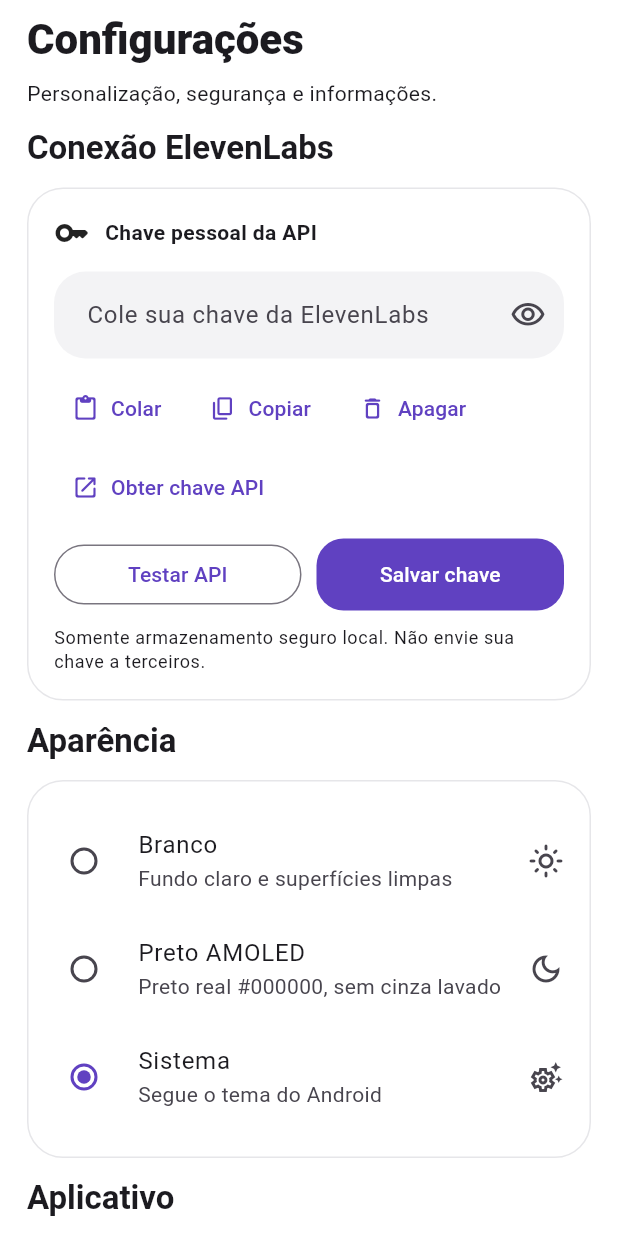
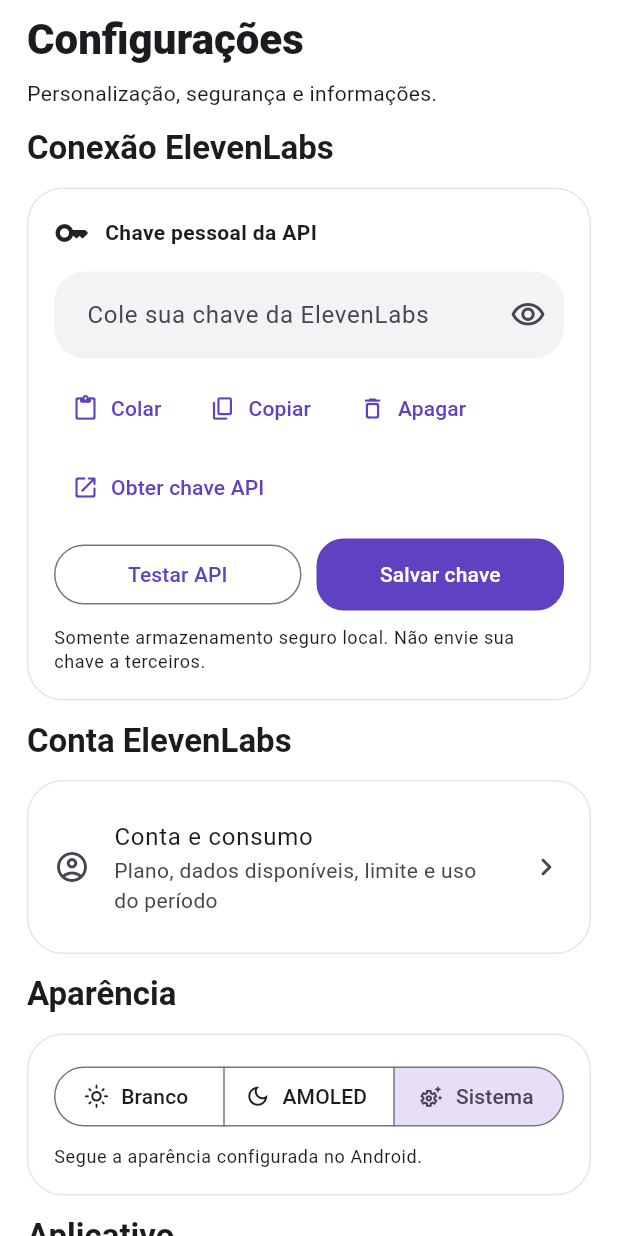
Before and after one commit to drilemoz/UaiVozes, a Flutter app: the SettingsPage widget shown alone on an empty page, opened directly with empty values, on a phone screen of 412 x 824 dp. Run offline on Flutter 3.47's test engine with Material 3 defaults, Android fonts, the phone set to English and light mode, and no system bars; our stand-ins replace flutter_secure_storage, just_audio, share_plus, shared_preferences; accounts and stored records are empty.

Commit message:
Atualização • Uai, Vozes v0.1.0-alpha.4 • GitHub Manager • 16/10/2026 12:34:30

```diff
--- a/app_identity.json
+++ b/app_identity.json
@@ -3,7 +3,7 @@
   "platform": "android",
   "framework": "flutter",
   "packageName": "com.drilemoz.uaivozes",
-  "versionName": "0.1.0-alpha.3",
-  "versionCode": 3,
-  "apkFileName": "Uai-Vozes-v0.03.apk"
+  "versionName": "0.1.0-alpha.4",
+  "versionCode": 4,
+  "apkFileName": "Uai-Vozes-v0.04.apk"
 }
--- a/lib/src/eleven_api.dart
+++ b/lib/src/eleven_api.dart
@@ -28,10 +28,83 @@
 }
 
 class Subscription {
-  const Subscription({required this.tier, this.used, this.limit});
+  const Subscription({
+    required this.tier,
+    this.used,
+    this.limit,
+    this.status = '',
+    this.voiceSlotsUsed,
+    this.voiceLimit,
+    this.resetAt,
+    this.billingPeriod = '',
+    this.overageAmount,
+    this.overageCurrency,
+  });
+
   final String tier;
+  /// Contagem reportada pela API (caracteres/unidades de uso), não uma
+  /// estimativa de créditos faturados para qualquer modelo.
   final int? used;
   final int? limit;
+  final String status;
+  final int? voiceSlotsUsed;
+  final int? voiceLimit;
+  final DateTime? resetAt;
+  final String billingPeriod;
+  final String? overageAmount;
+  final String? overageCurrency;
+
+  int? get remaining => used == null || limit == null
+      ? null : (limit! - used!).clamp(0, limit!).toInt();
+  double? get usageRatio => used == null || limit == null || limit! <= 0
+      ? null : (used! / limit!).clamp(0.0, 1.0).toDouble();
+
+  factory Subscription.fromJson(Map<String, dynamic> json) {
+    final reset = json['next_character_count_reset_unix'];
+    final overage = json['current_overage'];
+    final overageData = overage is Map ? overage : const {};
+    return Subscription(
+      tier: '${json['tier'] ?? 'desconhecido'}',
+      used: (json['character_count'] as num?)?.toInt(),
+      limit: (json['character_limit'] as num?)?.toInt(),
+      status: '${json['status'] ?? ''}',
+      voiceSlotsUsed: (json['voice_slots_used'] as num?)?.toInt(),
+      voiceLimit: (json['voice_limit'] as num?)?.toInt(),
+      resetAt: reset is num && reset > 0
+          ? DateTime.fromMillisecondsSinceEpoch(reset.toInt() * 1000, isUtc: true).toLocal()
+          : null,
+      billingPeriod: '${json['billing_period'] ?? ''}',
+      overageAmount: overageData['amount']?.toString(),
+      overageCurrency: overageData['currency']?.toString(),
+    );
+  }
+}
+
+class ElevenAccount {
+  const ElevenAccount({
+    this.firstName = '',
+    this.userId = '',
+    this.workspaceId = '',
+    this.seatType = '',
+    this.subscription,
+  });
+  final String firstName;
+  final String userId;
+  final String workspaceId;
+  final String seatType;
+  final Subscription? subscription;
+
+  factory ElevenAccount.fromJson(Map<String, dynamic> json) {
+    final nested = json['subscription'];
+    return ElevenAccount(
+      firstName: json['first_name'] is String ? json['first_name'] as String : '',
+      userId: json['user_id'] is String ? json['user_id'] as String : '',
+      workspaceId: json['workspace_id'] is String ? json['workspace_id'] as String : '',
+      seatType: json['seat_type'] is String ? json['seat_type'] as String : '',
+      subscription: nested is Map
+          ? Subscription.fromJson(Map<String, dynamic>.from(nested)) : null,
+    );
+  }
 }
 
 class VoicePage {
@@ -110,12 +183,15 @@
 
   Future<Subscription> checkSubscription() async {
     final response = await _get('/v1/user/subscription');
-    final json = jsonDecode(utf8.decode(response.bodyBytes)) as Map<String, dynamic>;
-    return Subscription(
-      tier: '${json['tier'] ?? 'desconhecido'}',
-      used: (json['character_count'] as num?)?.toInt(),
-      limit: (json['character_limit'] as num?)?.toInt(),
-    );
+    final data = jsonDecode(utf8.decode(response.bodyBytes)) as Map<String, dynamic>;
+    return Subscription.fromJson(data);
+  }
+
+  /// Os dados pessoais só ficam disponíveis com escopo User: Read na chave.
+  Future<ElevenAccount> getAccount() async {
+    final response = await _get('/v1/user');
+    final data = jsonDecode(utf8.decode(response.bodyBytes)) as Map<String, dynamic>;
+    return ElevenAccount.fromJson(data);
   }
 
   Future<VoicePage> voices({String? token, String? language}) async {
--- a/lib/src/settings_page.dart
+++ b/lib/src/settings_page.dart
@@ -2,6 +2,7 @@
 import 'package:flutter/services.dart';
 
 import 'app_model.dart';
+import 'account_page.dart';
 import 'eleven_links.dart';
 import 'eleven_api.dart';
 import 'diagnostics.dart';
@@ -197,32 +198,41 @@
           Text('Somente armazenamento seguro local. Não envie sua chave a terceiros.',
               style: theme.textTheme.bodySmall),
         ])),
+        header(context, 'Conta ElevenLabs'),
+        UaiVozesCard(child: ListTile(
+          contentPadding: EdgeInsets.zero,
+          leading: const Icon(Icons.account_circle_outlined),
+          title: const Text('Conta e consumo'),
+          subtitle: const Text('Plano, dados disponíveis, limite e uso do período'),
+          trailing: const Icon(Icons.chevron_right_rounded),
+          onTap: () => Navigator.of(context).push(MaterialPageRoute<void>(
+            builder: (_) => AccountPage(model: widget.model))),
+        )),
         header(context, 'Aparência'),
-        UaiVozesCard(child: RadioGroup<ThemeMode>(
-          groupValue: widget.model.themeMode,
-          onChanged: (value) {
-            if (value != null) widget.model.setTheme(value);
-          },
-          child: Column(children: [
-          RadioListTile<ThemeMode>(
-            contentPadding: EdgeInsets.zero, title: const Text('Branco'),
-            subtitle: const Text('Fundo claro e superfícies limpas'),
-            secondary: const Icon(Icons.light_mode_outlined),
-            value: ThemeMode.light,
-          ),
-          RadioListTile<ThemeMode>(
-            contentPadding: EdgeInsets.zero, title: const Text('Preto AMOLED'),
-            subtitle: const Text('Preto real #000000, sem cinza lavado'),
-            secondary: const Icon(Icons.dark_mode_outlined),
-            value: ThemeMode.dark,
-          ),
-          RadioListTile<ThemeMode>(
-            contentPadding: EdgeInsets.zero, title: const Text('Sistema'),
-            subtitle: const Text('Segue o tema do Android'),
-            secondary: const Icon(Icons.settings_suggest_outlined),
-            value: ThemeMode.system,
-          ),
-        ]))),
+        UaiVozesCard(child: Column(
+          crossAxisAlignment: CrossAxisAlignment.start,
+          children: [
+            SizedBox(width: double.infinity, child: SegmentedButton<ThemeMode>(
+              showSelectedIcon: false,
+              segments: const [
+                ButtonSegment(value: ThemeMode.light, label: Text('Branco'),
+                  icon: Icon(Icons.light_mode_outlined, size: 17)),
+                ButtonSegment(value: ThemeMode.dark, label: Text('AMOLED'),
+                  icon: Icon(Icons.dark_mode_outlined, size: 17)),
+                ButtonSegment(value: ThemeMode.system, label: Text('Sistema'),
+                  icon: Icon(Icons.settings_suggest_outlined, size: 17)),
+              ],
+              selected: {widget.model.themeMode},
+              onSelectionChanged: (values) => widget.model.setTheme(values.first),
+            )),
+            const SizedBox(height: 8),
+            Text(switch (widget.model.themeMode) {
+              ThemeMode.light => 'Branco: fundo claro e superfícies limpas.',
+              ThemeMode.dark => 'AMOLED: preto real #000000.',
+              ThemeMode.system => 'Segue a aparência configurada no Android.',
+            }, style: theme.textTheme.bodySmall),
+          ],
+        )),
         header(context, 'Aplicativo'),
         UaiVozesCard(child: Column(children: [
           ListTile(contentPadding: EdgeInsets.zero, leading: const Icon(Icons.auto_awesome_rounded),
@@ -246,6 +256,11 @@
 }
 
 const releaseNotes = <String, List<String>>{
+  '0.1.0-alpha.4': [
+    'Consumo de assinatura no Estúdio, com consulta à API e estimativa do texto.',
+    'Tela Conta ElevenLabs com plano, limites, vagas de voz e dados autorizados.',
+    'Novidades antes do assistente; filtro de favoritas compacto e temas lado a lado.',
+  ],
   '0.1.0-alpha.3': [
     'Link oficial para criar a chave API, nas Configurações e no assistente.',
     'Feedback visível de sucesso/erro ao guardar e testar a API.',
@@ -263,8 +278,8 @@
   ],
 };
 
-void showChangesSheet(BuildContext context, AppModel model) {
-  showModalBottomSheet<void>(context: context, showDragHandle: true,
+Future<void> showChangesSheet(BuildContext context, AppModel model) {
+  return showModalBottomSheet<void>(context: context, showDragHandle: true,
     isScrollControlled: true,
     backgroundColor: Theme.of(context).colorScheme.surface,
     shape: const RoundedRectangleBorder(borderRadius: BorderRadius.vertical(top: Radius.circular(30))),
--- a/pubspec.yaml
+++ b/pubspec.yaml
@@ -1,5 +1,5 @@
 name: uaivozes
-version: 0.1.0-alpha.3+3
+version: 0.1.0-alpha.4+4
 description: Uai, Vozes - estúdio leve de texto para fala com a API ElevenLabs.
 publish_to: none
 environment:
```
Also changed, not shown: github-manager.json (+4 -4 lines), lib/main.dart (+15 -10 lines), lib/src/account_page.dart (added, +241 -0 lines), lib/src/app_model.dart (+97 -4 lines), lib/src/studio_page.dart (+28 -8 lines), lib/src/voices_page.dart (+21 -4 lines), 10 other files.
